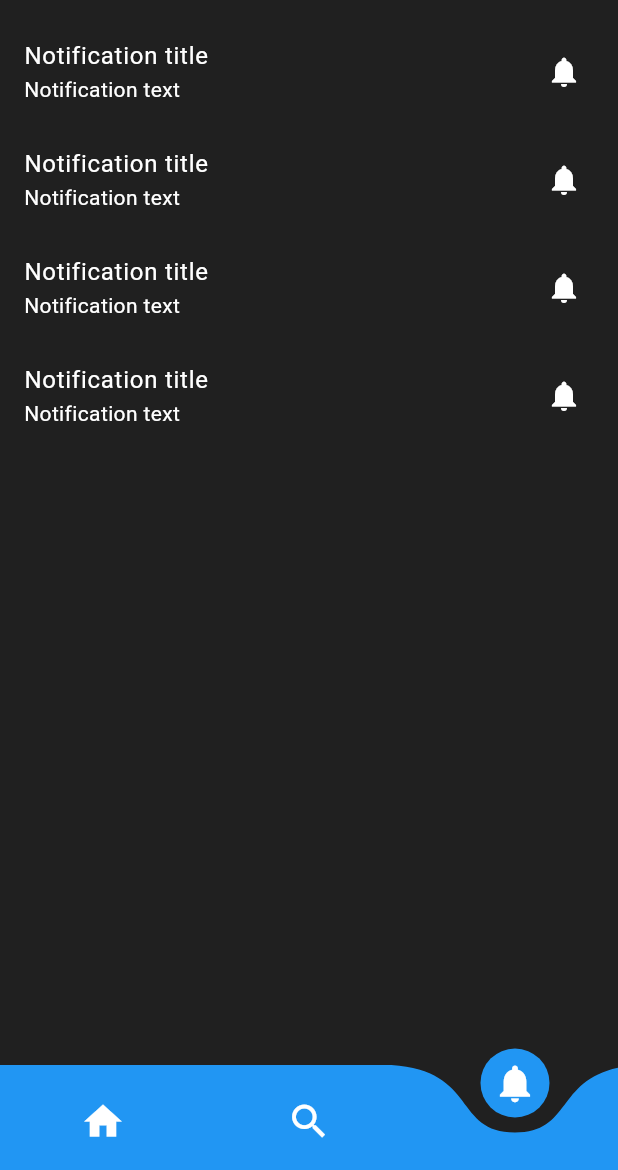
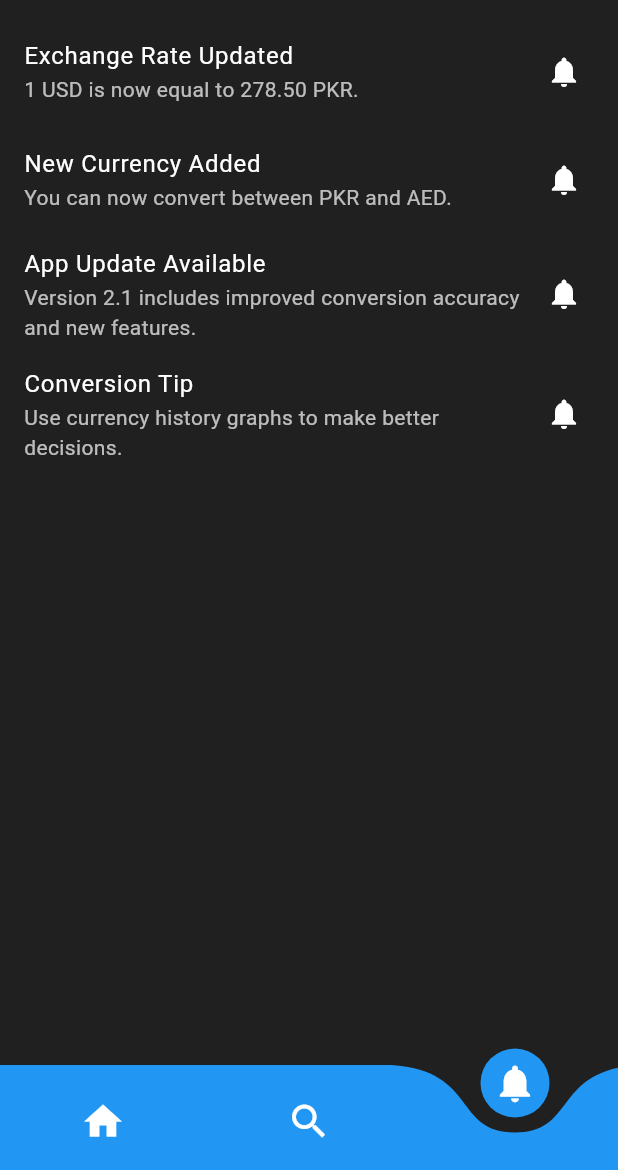
Before and after one commit to MuzammilAsif/Crunsee, a Flutter app: the NotificationScreen screen opened directly, on a phone screen of 412 x 824 dp, the part 66-1236 px from its top. Run offline on Flutter 3.47's test engine with Material 3 defaults, Android fonts, the phone set to English and light mode, and no system bars; drawn by our look-alikes of curved_navigation_bar; our stand-ins replace cloud_firestore, firebase_auth, firebase_core, fl_chart, get, image_picker and 2 more; accounts and stored records are empty; network calls fail; Roboto replaces fonts that are missing (Poppins).

Commit message:
added user feedback logics, fixed notifications etc..

```diff
--- a/lib/CustomWidgets/customDrawer.dart
+++ b/lib/CustomWidgets/customDrawer.dart
@@ -340,7 +340,6 @@ class _CustomDrawerState extends State<CustomDrawer> {
             if (showAppSettings)
               Column(
                 children: [
-                  _drawerSubItem(Icons.notifications, "Notifications", context),
                   _drawerSubItem(Icons.feedback, "Feedback", context,
                       route: '/feedback'),
                   _drawerSubItem(Icons.help_outline, "FAQ", context,
--- a/lib/views/MainScreen.dart
+++ b/lib/views/MainScreen.dart
@@ -27,7 +27,7 @@ class ExchangeRates {
 
 Future<ExchangeRates> fetchExchangeRates() async {
   final url = Uri.parse(
-      'https://v6.exchangerate-api.com/v6/b2cd243453688f5ef8eab529/latest/PKR');
+      'https://v6.exchangerate-api.com/v6/b2cd243453688f5ef8eab529/latest/USD');
   final response = await http.get(url);
 
   if (response.statusCode == 200) {
--- a/lib/views/notification.dart
+++ b/lib/views/notification.dart
@@ -1,6 +1,5 @@
 import 'package:crunsee/CustomWidgets/CustomAppBar.dart';
 import 'package:crunsee/CustomWidgets/customDrawer.dart';
-// import 'package:crunsee/CustomWidgets/CustomBottomBar.dart';
 import 'package:crunsee/views/MainScreen.dart';
 import 'package:flutter/material.dart';
 import 'package:curved_navigation_bar/curved_navigation_bar.dart';
@@ -13,12 +12,32 @@ class NotificationScreen extends StatefulWidget {
   State<NotificationScreen> createState() => NotificationScreenState();
 }
 
+final List<Map<String, String>> dummyNotifications = [
+  {
+    "title": "Exchange Rate Updated",
+    "message": "1 USD is now equal to 278.50 PKR.",
+  },
+  {
+    "title": "New Currency Added",
+    "message": "You can now convert between PKR and AED.",
+  },
+  {
+    "title": "App Update Available",
+    "message":
+        "Version 2.1 includes improved conversion accuracy and new features.",
+  },
+  {
+    "title": "Conversion Tip",
+    "message": "Use currency history graphs to make better decisions.",
+  },
+];
+
 class NotificationScreenState extends State<NotificationScreen> {
   @override
   Widget build(BuildContext context) {
     return Scaffold(
       appBar: Customappbar(),
-      drawer:CustomDrawer(),
+      drawer: CustomDrawer(),
       body: Center(
         child: Column(
           mainAxisAlignment: MainAxisAlignment.center,
@@ -27,12 +46,20 @@ class NotificationScreenState extends State<NotificationScreen> {
               child: ListView.builder(
                 itemCount: 4,
                 itemBuilder: (context, index) {
-                return ListTile(
-                title: Text("Notification title", style: TextStyle(color: Colors.white)),
-                subtitle: Text("Notification text", style: TextStyle(color: Colors.white)),
-                trailing: Icon(Icons.notifications, color: Colors.white),
-              );
-              },),
+                  return ListTile(
+                    title: Text(
+                      dummyNotifications[index]["title"]!,
+                      style: const TextStyle(color: Colors.white),
+                    ),
+                    subtitle: Text(
+                      dummyNotifications[index]["message"]!,
+                      style: const TextStyle(color: Colors.white70),
+                    ),
+                    trailing:
+                        const Icon(Icons.notifications, color: Colors.white),
+                  );
+                },
+              ),
             )
           ],
         ),
@@ -43,7 +70,7 @@ class NotificationScreenState extends State<NotificationScreen> {
         index: 2,
         color: Colors.blue,
         // animationDuration: const Duration(milliseconds: 300),
-        onTap: (index){
+        onTap: (index) {
           if (index == 0) {
             Navigator.pushReplacement(
               context,
@@ -57,7 +84,8 @@ class NotificationScreenState extends State<NotificationScreen> {
           } else if (index == 2) {
             Navigator.pushReplacement(
               context,
-              MaterialPageRoute(builder: (context) => const NotificationScreen()),
+              MaterialPageRoute(
+                  builder: (context) => const NotificationScreen()),
             );
           }
         },
--- a/lib/views/widgets/conversion_card.dart
+++ b/lib/views/widgets/conversion_card.dart
@@ -59,7 +59,6 @@ class _ConversionCardState extends State<ConversionCard> {
             decoration: const InputDecoration(
               focusColor: Colors.white,
               hintText: 'Enter Amount',
-              hintStyle: TextStyle(color: Colors.white70),
             ),
             keyboardType: TextInputType.number,
             style: const TextStyle(color: Colors.white),
--- a/pubspec.yaml
+++ b/pubspec.yaml
@@ -45,6 +45,7 @@ dependencies:
   get: ^4.6.5
   firebase_auth: ^5.5.0
   cloud_firestore: ^5.5.0
+  fl_chart: ^0.66.0
 
 dev_dependencies:
   flutter_test:
```
Also changed, not shown: lib/Backend.dart (+46 -11 lines), lib/CustomWidgets/CurrencyChart.dart (added, +36 -0 lines), lib/views/FeedbackScreen.dart (+33 -28 lines), lib/views/search.dart (+71 -11 lines), lib/views/widgets/dropdown_row.dart (+24 -9 lines), pubspec.lock.
